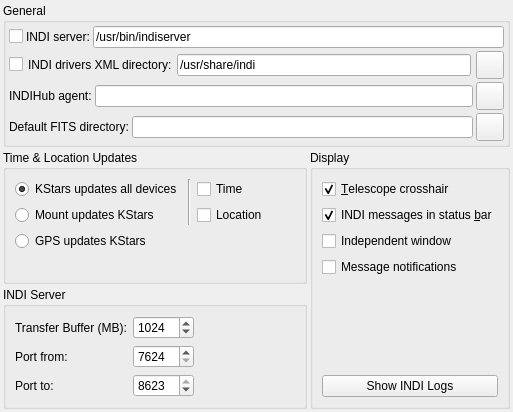
Above: kstars/indi/opsindi.ui from KDE/kstars before the change. Below: the same form after it.
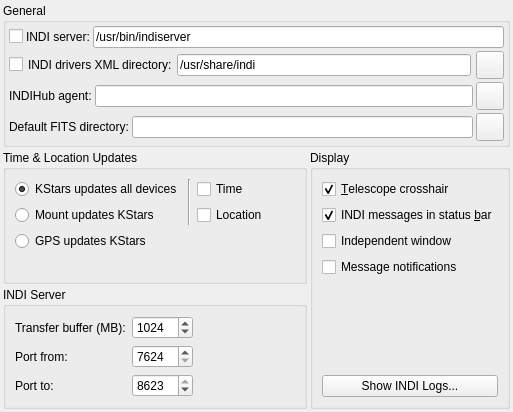
That is the form after the change.

```diff
--- a/kstars/indi/opsindi.ui
+++ b/kstars/indi/opsindi.ui
@@ -367,7 +367,7 @@
             <item>
              <widget class="QLabel" name="label_4">
               <property name="text">
-               <string>Transfer Buffer (MB):</string>
+               <string>Transfer buffer (MB):</string>
               </property>
              </widget>
             </item>
@@ -543,7 +543,7 @@
         <item>
          <widget class="QPushButton" name="showLogsB">
           <property name="text">
-           <string>Show INDI Logs</string>
+           <string>Show INDI Logs...</string>
           </property>
          </widget>
         </item>
```
